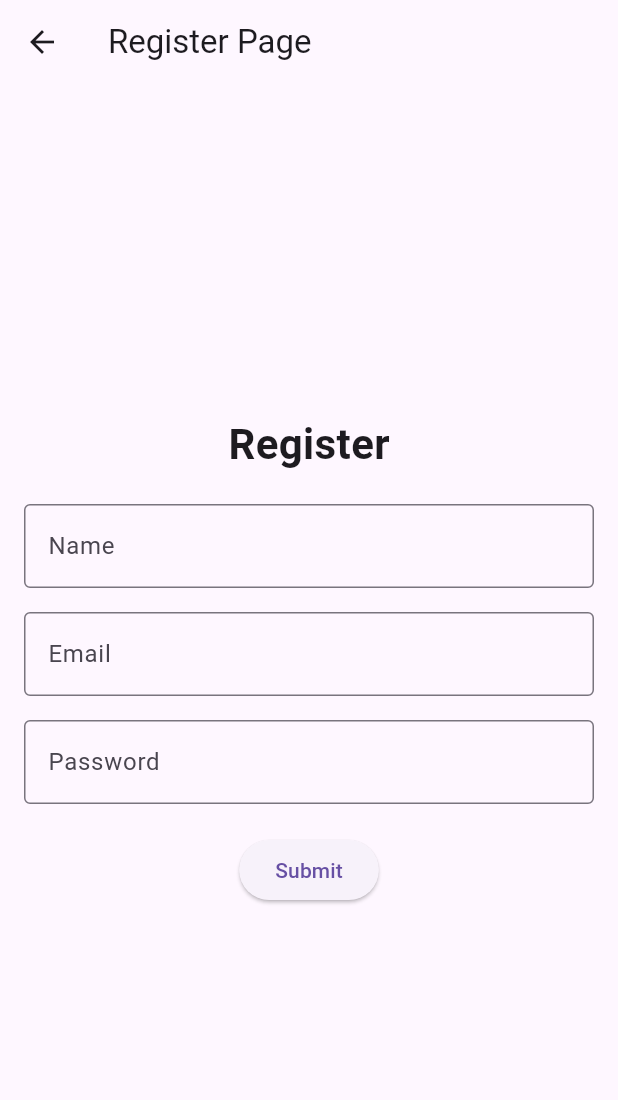
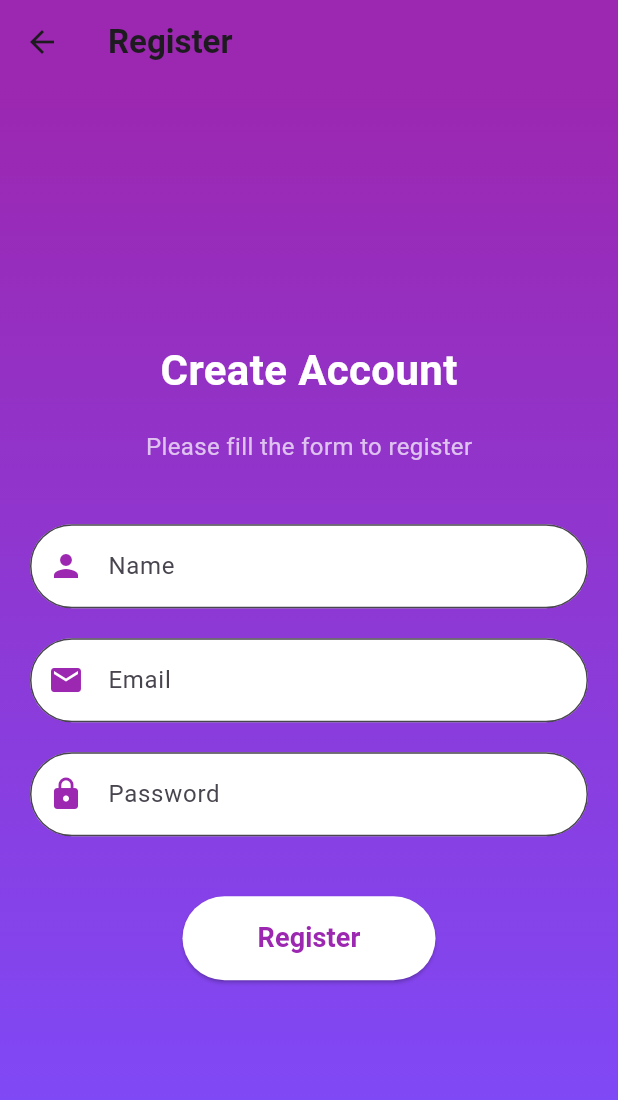
Before and after one commit to RoyYoussef1/FlutterRecipes, a Flutter app: the RegisterPage screen opened by its route, on a phone screen of 412 x 824 dp. Shown: the top 1100 px of the screen. Run offline on Flutter 3.47's test engine with Material 3 defaults, Android fonts, the phone set to English and light mode, and no system bars; our stand-ins replace dropdown_button2, dropdown_search, flutter_rating_bar, shared_preferences; accounts and stored records are empty.

Commit message:
fixed register page design

```diff
--- a/lib/main.dart
+++ b/lib/main.dart
@@ -585,29 +585,49 @@ class RegisterPage extends StatelessWidget {
   Widget build(BuildContext context) {
     return Scaffold(
       appBar: AppBar(
-        title: Text('Register Page'),
-      ),
-      body: Padding(
-        padding: const EdgeInsets.all(16.0),
+        backgroundColor: Colors.purple,
+        title: Text(
+          'Register',
+          style: TextStyle(fontWeight: FontWeight.bold),
+        ),
+        elevation: 0,
+      ),
+      body: Container(
+        decoration: BoxDecoration(
+          gradient: LinearGradient(
+            colors: [Colors.purple, Colors.deepPurpleAccent],
+            begin: Alignment.topCenter,
+            end: Alignment.bottomCenter,
+          ),
+        ),
+        child: Center(
+          child: Padding(
+            padding: const EdgeInsets.symmetric(horizontal: 20.0, vertical: 30),
+            child: SingleChildScrollView(
               child: Form(
                 key: _formKey,
                 child: Column(
                   mainAxisAlignment: MainAxisAlignment.center,
                   children: [
                     Text(
-                'Register',
+                      'Create Account',
                       style: TextStyle(
                         fontSize: 28,
                         fontWeight: FontWeight.bold,
+                        color: Colors.white,
                       ),
                     ),
                     SizedBox(height: 20),
-              TextFormField(
+                    Text(
+                      'Please fill the form to register',
+                      style: TextStyle(fontSize: 16, color: Colors.white70),
+                    ),
+                    SizedBox(height: 40),
+                    _buildTextField(
                       controller: _nameController,
-                decoration: InputDecoration(
-                  labelText: 'Name',
-                  border: OutlineInputBorder(),
-                ),
+                      label: 'Name',
+                      hint: 'Enter your name',
+                      icon: Icons.person,
                       validator: (value) {
                         if (value == null || value.isEmpty) {
                           return 'Name is required';
@@ -615,30 +635,28 @@ class RegisterPage extends StatelessWidget {
                         return null;
                       },
                     ),
-              SizedBox(height: 16),
-              TextFormField(
+                    SizedBox(height: 20),
+                    _buildTextField(
                       controller: _emailController,
-                decoration: InputDecoration(
-                  labelText: 'Email',
-                  border: OutlineInputBorder(),
-                ),
-                keyboardType: TextInputType.emailAddress,
+                      label: 'Email',
+                      hint: 'Enter your email',
+                      icon: Icons.email,
                       validator: (value) {
                         if (value == null || value.isEmpty) {
                           return 'Email is required';
-                  } else if (!RegExp(r'^[^@]+@[^@]+\.[^@]+').hasMatch(value)) {
+                        } else if (!RegExp(r'^[^@]+@[^@]+\.[^@]+')
+                            .hasMatch(value)) {
                           return 'Enter a valid email address';
                         }
                         return null;
                       },
                     ),
-              SizedBox(height: 16),
-              TextFormField(
+                    SizedBox(height: 20),
+                    _buildTextField(
                       controller: _passwordController,
-                decoration: InputDecoration(
-                  labelText: 'Password',
-                  border: OutlineInputBorder(),
-                ),
+                      label: 'Password',
+                      hint: 'Enter your password',
+                      icon: Icons.lock,
                       obscureText: true,
                       validator: (value) {
                         if (value == null || value.isEmpty) {
@@ -647,21 +665,21 @@ class RegisterPage extends StatelessWidget {
                         return null;
                       },
                     ),
-              SizedBox(height: 20),
+                    SizedBox(height: 40),
                     ElevatedButton(
                       onPressed: () async {
                         if (_formKey.currentState!.validate()) {
-                    // Show a SnackBar while processing
-
-                    // Construct the request body
-                    final Map<String, dynamic> requestBody = {
-                      "email": _emailController.text,
-                      "name": _nameController.text,
+                          ScaffoldMessenger.of(context).showSnackBar(
+                            SnackBar(content: Text('Processing Registration')),
+                          );
+
+                          final requestBody = {
+                            "email": _emailController.text.trim(),
+                            "name": _nameController.text.trim(),
                             "password": _passwordController.text,
                           };
 
                           try {
-                      // Send POST request
                             final response = await http.post(
                               Uri.parse('http://10.0.2.2:8001/signup/'),
                               headers: {
@@ -672,14 +690,15 @@ class RegisterPage extends StatelessWidget {
 
                             if (response.statusCode == 200) {
                               ScaffoldMessenger.of(context).showSnackBar(
-                          SnackBar(content: Text('Registration Successful')),
+                                SnackBar(
+                                    content: Text('Registration Successful')),
                               );
                               Navigator.pushReplacementNamed(context, '/login');
                             } else {
                               ScaffoldMessenger.of(context).showSnackBar(
                                 SnackBar(
-                              content:
-                                  Text('Failed to Register: ${response.body}')),
+                                    content: Text(
+                                        'Failed to Register: ${response.body}')),
                               );
                             }
                           } catch (e) {
@@ -689,12 +708,56 @@ class RegisterPage extends StatelessWidget {
                           }
                         }
                       },
-                child: Text('Submit'),
-              ),
-            ],
-          ),
-        ),
-      ),
+                      style: ElevatedButton.styleFrom(
+                        backgroundColor: Colors.white,
+                        foregroundColor: Colors.purple,
+                        padding:
+                            EdgeInsets.symmetric(horizontal: 50, vertical: 15),
+                        shape: RoundedRectangleBorder(
+                          borderRadius: BorderRadius.circular(30),
+                        ),
+                      ),
+                      child: Text(
+                        'Register',
+                        style: TextStyle(
+                          fontSize: 18,
+                          fontWeight: FontWeight.bold,
+                        ),
+                      ),
+                    ),
+                  ],
+                ),
+              ),
+            ),
+          ),
+        ),
+      ),
+    );
+  }
+
+  Widget _buildTextField({
+    required TextEditingController controller,
+    required String label,
+    required String hint,
+    required IconData icon,
+    bool obscureText = false,
+    String? Function(String?)? validator,
+  }) {
+    return TextFormField(
+      controller: controller,
+      obscureText: obscureText,
+      decoration: InputDecoration(
+        filled: true,
+        fillColor: Colors.white,
+        labelText: label,
+        hintText: hint,
+        prefixIcon: Icon(icon, color: Colors.purple),
+        border: OutlineInputBorder(
+          borderRadius: BorderRadius.circular(30),
+        ),
+        errorStyle: TextStyle(color: Colors.redAccent),
+      ),
+      validator: validator,
     );
   }
 }
```
Lines whose indentation alone changed are shown as unchanged.
